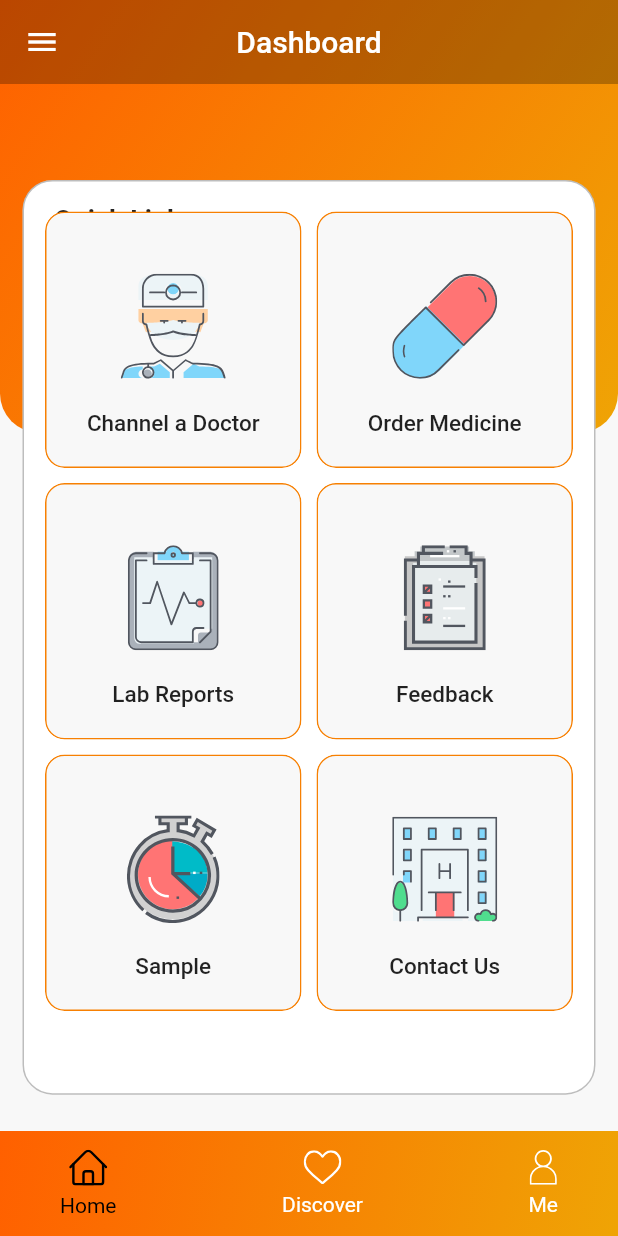
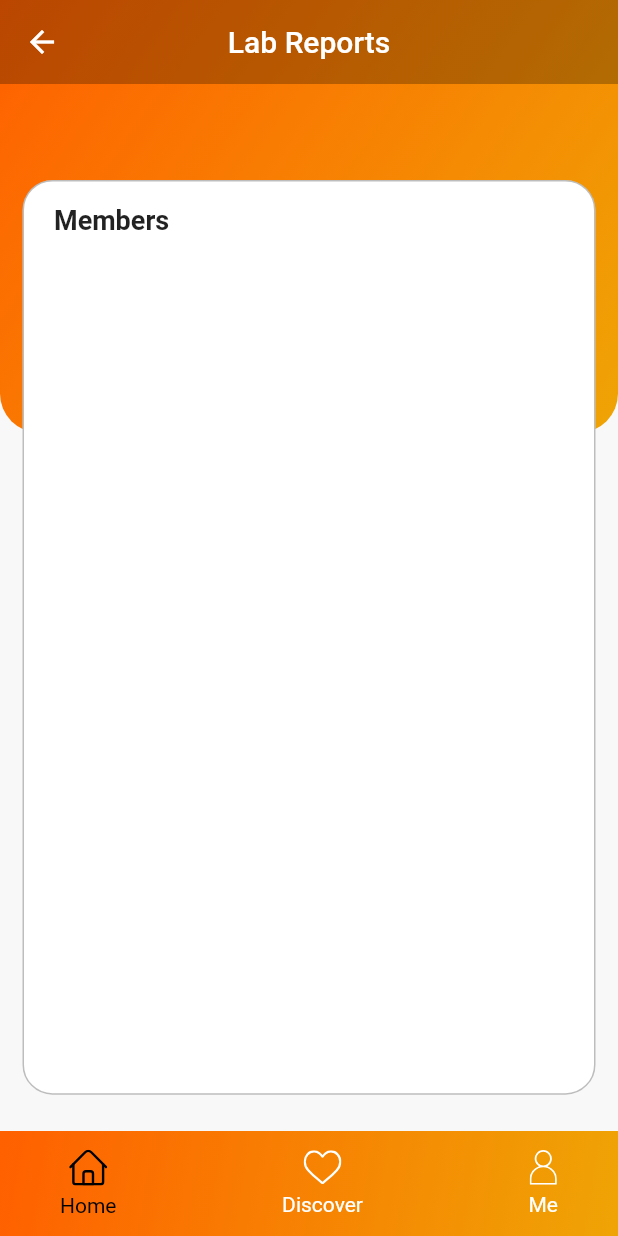
Before and after one commit to KavinduLiyanage/Hemas-Health-App, a Flutter app: the screen it shows after launch, after a tap on "Lab Reports", on a phone screen of 412 x 824 dp. Run offline on Flutter 3.47's test engine with Material 2 defaults, Android fonts, the phone set to English and light mode, and no system bars; our stand-ins replace flutter_svg.

Commit message:
created members.dart file for lab reports

```diff
--- a/lib/main.dart
+++ b/lib/main.dart
@@ -6,6 +6,7 @@ import 'package:hemashealth/widgets/category_card.dart';
 
 import 'constants.dart';
 import 'orderMedicine.dart';
+import 'members.dart';
 
 void main() {
   runApp(MyApp());
@@ -43,7 +44,7 @@ class Dashboard extends StatelessWidget {
           style: Theme.of(context)
               .textTheme
               .display1
-              .copyWith(fontWeight: FontWeight.w500,  fontSize: 20),
+              .copyWith(fontWeight: FontWeight.w500, fontSize: 20),
         ),
         backgroundColor: Color(0x44000000),
         elevation: 0,
@@ -62,8 +63,7 @@ class Dashboard extends StatelessWidget {
                     colors: [
                       kBackgroundColor1,
                       kBackgroundColor2,
-                    ]
-                ),
+                    ]),
               ),
             ),
             ListTile(
@@ -95,8 +95,7 @@ class Dashboard extends StatelessWidget {
                   colors: [
                     kBackgroundColor1,
                     kBackgroundColor2,
-                  ]
-              ),
+                  ]),
               borderRadius: BorderRadius.only(
                 bottomLeft: Radius.circular(26),
                 bottomRight: Radius.circular(26),
@@ -111,14 +110,12 @@ class Dashboard extends StatelessWidget {
             decoration: BoxDecoration(
               border: Border.all(color: Colors.black26),
               color: Colors.white,
-              borderRadius: BorderRadius.all(Radius.circular(20))
-              ,
+              borderRadius: BorderRadius.all(Radius.circular(20)),
             ),
             child: Container(
-              child: Text("Quick Links",
-                style: TextStyle(fontWeight: FontWeight.bold,
-                    fontSize: 18
-                ),
+              child: Text(
+                "Quick Links",
+                style: TextStyle(fontWeight: FontWeight.bold, fontSize: 18),
               ),
               padding: EdgeInsets.fromLTRB(20, 15, 0, 0),
             ),
@@ -129,7 +126,7 @@ class Dashboard extends StatelessWidget {
               child: Column(
                 crossAxisAlignment: CrossAxisAlignment.start,
                 children: <Widget>[
-                /*  Align(
+                  /*  Align(
                     alignment: Alignment.topLeft,
                     child: Container(
                       alignment: Alignment.center,
@@ -177,18 +174,21 @@ class Dashboard extends StatelessWidget {
                           CategoryCard(
                             title: "Lab Reports",
                             svgSrc: "assets/icons/dashboard_LabReport.svg",
-                            press: () {},
+                            press: () {
+                              Navigator.push(context,
+                                  MaterialPageRoute(builder: (context) {
+                                return Members();
+                              }));
+                            },
                           ),
                           CategoryCard(
                             title: "Feedback",
-                            svgSrc:
-                                "assets/icons/dashboard_Feedback.svg",
+                            svgSrc: "assets/icons/dashboard_Feedback.svg",
                             press: () {},
                           ),
                           CategoryCard(
                             title: "Sample",
-                            svgSrc:
-                                "assets/icons/dashboard_VideoCalls.svg",
+                            svgSrc: "assets/icons/dashboard_VideoCalls.svg",
                             press: () {
                               Navigator.push(
                                 context,
@@ -203,8 +203,8 @@ class Dashboard extends StatelessWidget {
                             svgSrc: "assets/icons/dashboard_ContactsUs2.svg",
                             press: () {},
                           ),
-              ],
-            ),
+                        ],
+                      ),
                     ),
                   ),
                 ],
--- /dev/null
+++ b/lib/members.dart
@@ -0,0 +1,122 @@
+import 'package:flutter/cupertino.dart';
+import 'package:flutter/material.dart';
+import 'package:flutter_svg/svg.dart';
+import 'package:hemashealth/widgets/bottom_nav_bar.dart';
+import 'package:hemashealth/widgets/category_card.dart';
+import 'package:hemashealth/widgets/category_card_orders_list.dart';
+import 'constants.dart';
+
+void main() {
+  runApp(MyApp());
+}
+
+class MyApp extends StatelessWidget {
+  // This widget is the root of your application.
+  @override
+  Widget build(BuildContext context) {
+    return MaterialApp(
+      debugShowCheckedModeBanner: false,
+      title: 'Hemas Health',
+      theme: ThemeData(
+        fontFamily: "Cairo",
+        scaffoldBackgroundColor: kBackgroundColor,
+        textTheme: Theme.of(context).textTheme.apply(displayColor: kTextColor),
+      ),
+      home: Members(),
+    );
+  }
+}
+
+class Members extends StatelessWidget {
+  @override
+  Widget build(BuildContext context) {
+    var size = MediaQuery.of(context)
+        .size; //this gonna give us total height and with of our device
+    return Scaffold(
+      bottomNavigationBar: BottomNavBar(),
+      extendBodyBehindAppBar: true,
+      appBar: AppBar(
+        centerTitle: true,
+        title: new Text(
+          "Lab Reports",
+          style: Theme.of(context)
+              .textTheme
+              .display1
+              .copyWith(fontWeight: FontWeight.w500, fontSize: 20),
+        ),
+        backgroundColor: Color(0x44000000),
+        elevation: 0,
+      ),
+      body: Stack(
+        children: <Widget>[
+          Container(
+            // Here the height of the container is 35% of our total height
+            height: size.height * .35,
+            decoration: BoxDecoration(
+              gradient: LinearGradient(
+                  begin: Alignment.topLeft,
+                  end: Alignment.bottomRight,
+                  colors: [
+                    kBackgroundColor1,
+                    kBackgroundColor2,
+                  ]),
+              borderRadius: BorderRadius.only(
+                bottomLeft: Radius.circular(26),
+                bottomRight: Radius.circular(26),
+              ),
+            ),
+          ),
+          Container(
+            //padding: EdgeInsets.all(100),
+            margin: EdgeInsets.fromLTRB(15, 120, 15, 0),
+            height: size.height * contentAreaHeight,
+            width: size.height * contentAreaWidth,
+            decoration: BoxDecoration(
+              border: Border.all(color: Colors.black26),
+              color: Colors.white,
+              borderRadius: BorderRadius.all(Radius.circular(20)),
+            ),
+            child: Container(
+              child: Text(
+                "Members",
+                style: TextStyle(fontWeight: FontWeight.bold, fontSize: 18),
+              ),
+              padding: EdgeInsets.fromLTRB(20, 15, 0, 0),
+            ),
+          ),
+          SafeArea(
+            child: Padding(
+              padding: const EdgeInsets.symmetric(horizontal: 20),
+              child: Column(
+                crossAxisAlignment: CrossAxisAlignment.start,
+                children: <Widget>[
+                  Align(
+                    alignment: Alignment.topLeft,
+                    child: Container(
+                      alignment: Alignment.center,
+                      height: 62,
+                      width: 32,
+
+                      //child: SvgPicture.asset("assets/icons/menuIcon.svg"),
+                    ),
+                  ),
+                  Expanded(
+                    child: Padding(
+                      padding: const EdgeInsets.fromLTRB(10, 50, 10, 0),
+                      child: GridView.count(
+                        crossAxisCount: 1,
+                        childAspectRatio: 3,
+                        crossAxisSpacing: 10,
+                        mainAxisSpacing: 10,
+                      ),
+                    ),
+                  ),
+                ],
+              ),
+            ),
+          )
+        ],
+      ),
+    );
+  }
+}
```
